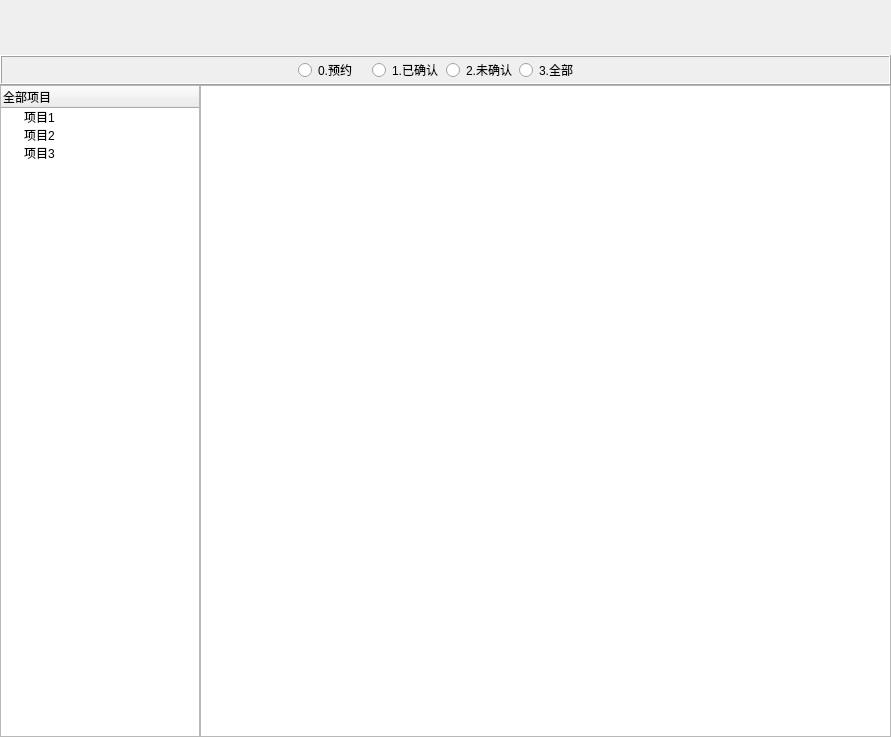
Old version of the form CarRentalManagement/ui/tabwidget/rentaldocumentwidget.ui in the repository longcp/CarRentalManagement.
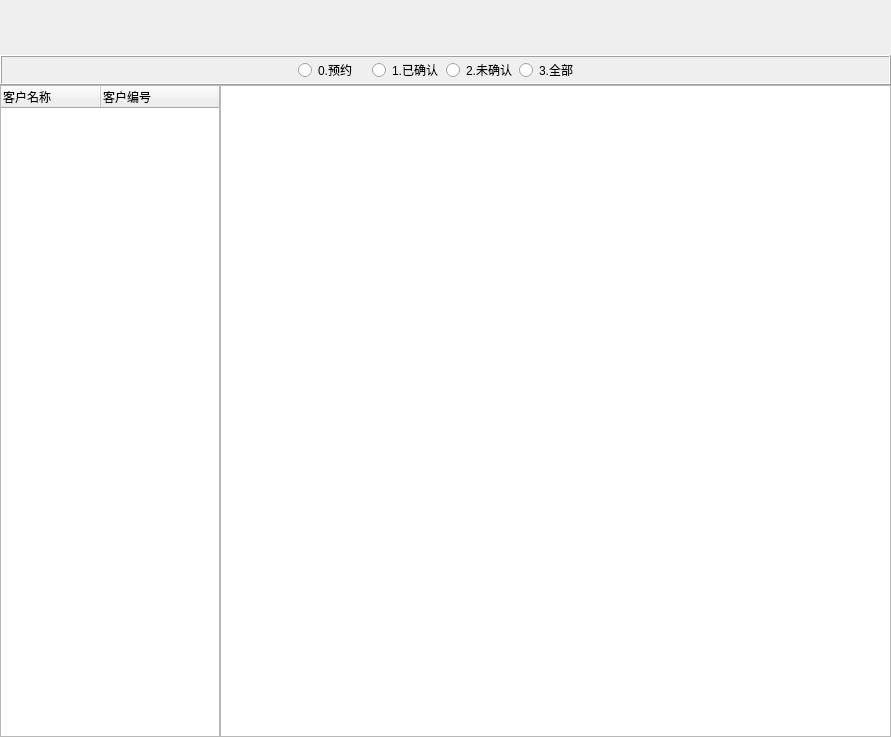
New version of the form.

Commit message: 签证单界面：完善初始化流程，合同界面：监听当前行变化

The edit to the form file:
```diff
--- a/CarRentalManagement/ui/tabwidget/rentaldocumentwidget.ui
+++ b/CarRentalManagement/ui/tabwidget/rentaldocumentwidget.ui
@@ -178,36 +178,26 @@
        <widget class="QTreeWidget" name="clientTreeWidget">
         <property name="minimumSize">
          <size>
-          <width>200</width>
+          <width>220</width>
           <height>0</height>
          </size>
         </property>
         <property name="maximumSize">
          <size>
-          <width>200</width>
+          <width>220</width>
           <height>16777215</height>
          </size>
         </property>
         <column>
          <property name="text">
-          <string>全部项目</string>
+          <string>客户名称</string>
          </property>
         </column>
-        <item>
+        <column>
          <property name="text">
-          <string>项目1</string>
+          <string>客户编号</string>
          </property>
-        </item>
-        <item>
-         <property name="text">
-          <string>项目2</string>
-         </property>
-        </item>
-        <item>
-         <property name="text">
-          <string>项目3</string>
-         </property>
-        </item>
+        </column>
        </widget>
       </item>
       <item>
```
The commit also changes 5 other files.
